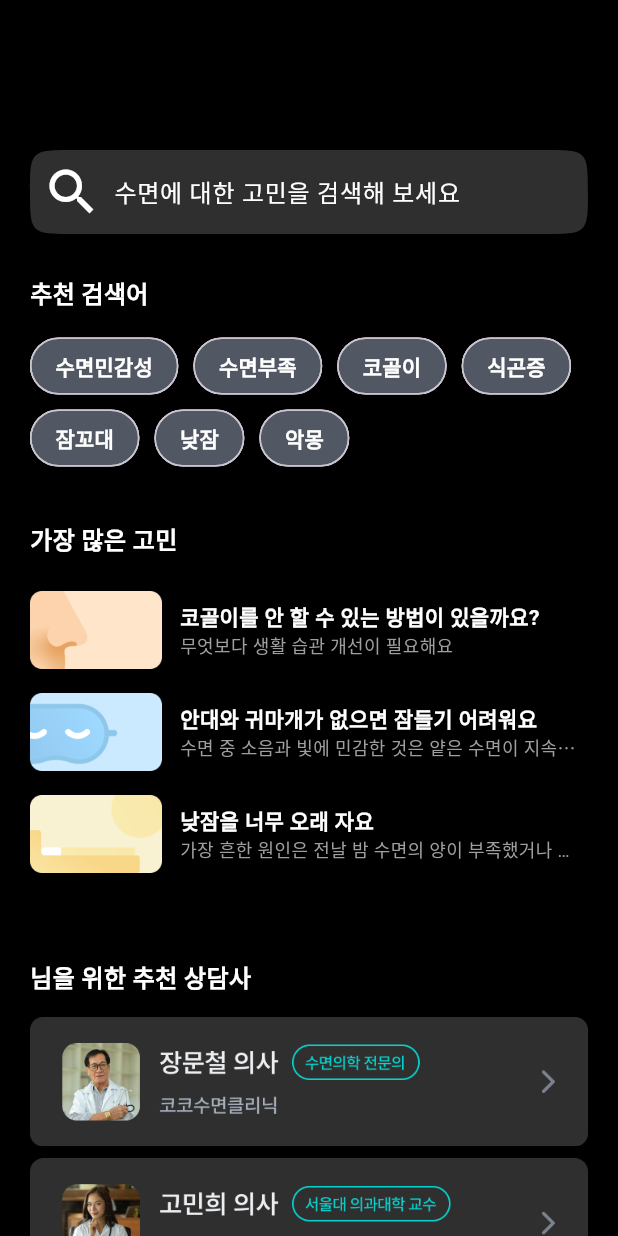
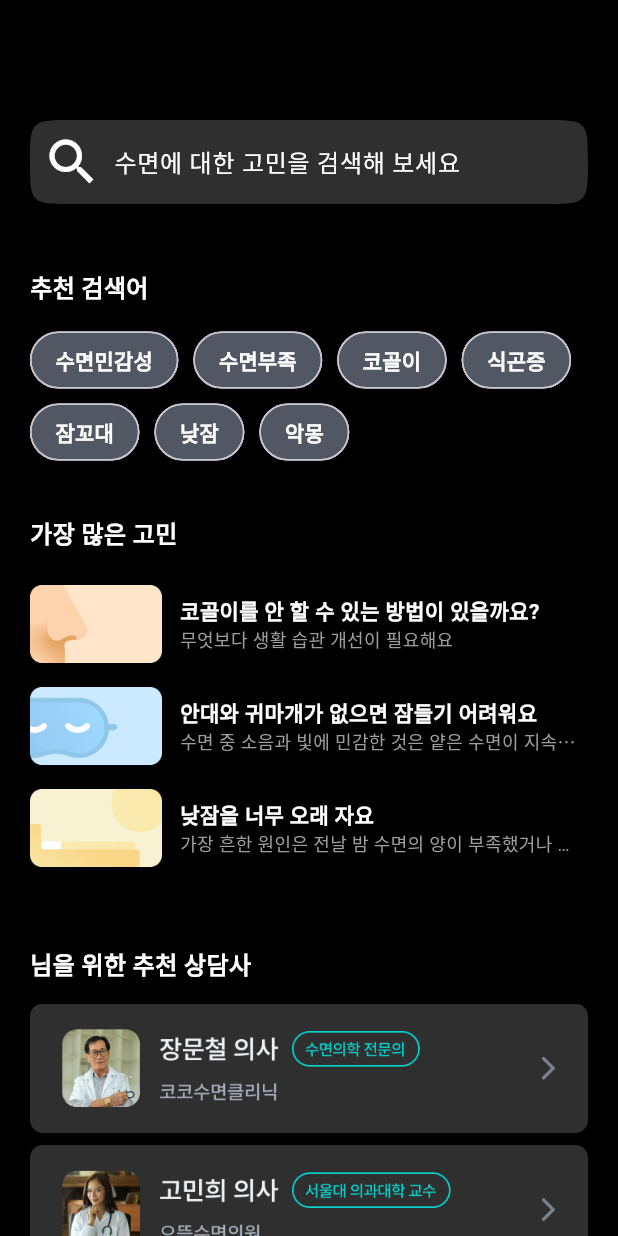
Before and after one commit to Like-lion-Planz/Planz-Front-End, a Flutter app: the Consulting screen opened directly, on a phone screen of 412 x 824 dp. Run offline on Flutter 3.47's test engine with Material 3 defaults, Android fonts, the phone set to English and light mode, and no system bars; our stand-ins replace carousel_slider.

Commit message:
고민상담 페이지 ui 구현

```diff
--- a/lib/main.dart
+++ b/lib/main.dart
@@ -1,5 +1,5 @@
 import 'package:flutter/material.dart';
-import 'package:planz/screen/consulting.dart';
+import 'package:planz/screen/concern/consulting.dart';
 import 'package:planz/screen/login.dart';
 import 'package:planz/screen/register/name_input.dart';
 import 'package:planz/screen/splash.dart';
@@ -30,8 +30,8 @@ Future<void> main() async {
         //       backgroundColor: backgroundColor,
         //     )
         // ),
-        home : SplashScreen(),
-   // home: Consulting(),
+        // home : SplashScreen(),
+   home: Consulting(),
     ),
   );
 }
--- a/lib/screen/consulting.dart
+++ b/lib/screen/concern/consulting.dart
@@ -2,13 +2,16 @@ import 'package:flutter/cupertino.dart';
 import 'package:flutter/material.dart';
 import 'package:planz/const/color.dart';
 import 'package:carousel_slider/carousel_slider.dart';
+import 'package:planz/screen/concern/snoring_info.dart';
 
 class Concern {
+  final String id;
   final String imagePath;
   final String title;
   final String label;
 
   Concern({
+    required this.id,
     required this.imagePath,
     required this.title,
     required this.label,
@@ -34,7 +37,7 @@ class _ConsultingState extends State<Consulting> {
       body: Stack(
         children: [
           Positioned(
-            top: 100,
+            top: 80,
             left: 20,
             right: 20,
             child: SearchBar(
@@ -57,7 +60,7 @@ class _ConsultingState extends State<Consulting> {
                 child: Column(
                   crossAxisAlignment: CrossAxisAlignment.stretch,
                   children: [
-                    SizedBox(height: 24,),
+                    SizedBox(height: 20,),
                     Text('추천 검색어',
                       style: TextStyle(color: Colors.white, fontSize: 16, fontWeight: FontWeight.bold),),
                     SizedBox(height: 12,),
@@ -78,7 +81,7 @@ class _ConsultingState extends State<Consulting> {
                     Text('가장 많은 고민', style: TextStyle(color: Colors.white, fontSize: 16, fontWeight: FontWeight.bold),),
                     SizedBox(height: 14,),
                     ConcernInfo(),
-                    SizedBox(height: 50,),
+                    SizedBox(height: 45,),
                     Text('님을 위한 추천 상담사', style: TextStyle(color: Colors.white, fontSize: 16, fontWeight: FontWeight.bold),),
                     SizedBox(height: 14,),
                     Image.asset('assets/images/doctor/doctor1.png'),
@@ -100,19 +103,25 @@ class _ConsultingState extends State<Consulting> {
 class ConcernInfo extends StatelessWidget {
 
   final List<Concern> concernInfo = [
-    Concern(imagePath: 'assets/images/concern/nose.png', title: '코골이를 안 할 수 있는 방법이 있을까요?', label: '무엇보다 생활 습관 개선이 필요해요'),
-    Concern(imagePath:'assets/images/concern/sleep.png', title: '안대와 귀마개가 없으면 잠들기 어려워요', label: '수면 중 소음과 빛에 민감한 것은 얕은 수면이 지속됨을 의미'),
-    Concern(imagePath: 'assets/images/concern/nap.png', title:'낮잠을 너무 오래 자요', label: '가장 흔한 원인은 전날 밤 수면의 양이 부족했거나 수면의 '),
-    // Concern(imagePath: 'assets/images/concern/nose.png', title: '코골이를 안 할 수 있는 방법이 있을까요?', label: '무엇보다 생활 습관 개선이 필요해요'),
-    // Concern(imagePath:'assets/images/concern/sleep.png', title: '안대와 귀마개가 없으면 잠들기 어려워요', label: '수면 중 소음과 빛에 민감한 것은 얕은 수면이 지속됨을 의미'),
-    // Concern(imagePath: 'assets/images/concern/nap.png', title:'낮잠을 너무 오래 자요', label: '가장 흔한 원인은 전날 밤 수면의 양이 부족했거나 수면의 '),
+    Concern(id: 'nose', imagePath: 'assets/images/concern/nose.png', title: '코골이를 안 할 수 있는 방법이 있을까요?', label: '무엇보다 생활 습관 개선이 필요해요'),
+    Concern(id: 'sleep', imagePath:'assets/images/concern/sleep.png', title: '안대와 귀마개가 없으면 잠들기 어려워요', label: '수면 중 소음과 빛에 민감한 것은 얕은 수면이 지속됨을 의미'),
+    Concern(id: 'nap', imagePath: 'assets/images/concern/nap.png', title:'낮잠을 너무 오래 자요', label: '가장 흔한 원인은 전날 밤 수면의 양이 부족했거나 수면의 '),
   ];
 
   @override
   Widget build(BuildContext context) {
-    CarouselController carouselController = CarouselController();
     return Column(
-      children: concernInfo.map((info) => Padding(
+      children: concernInfo.map((info) {
+        return GestureDetector(
+          onTap: () {
+            if (info.id == 'nose') {
+              Navigator.push(
+                context,
+                MaterialPageRoute(builder: (context) => SnoringInfoScreen()),
+              );
+            }
+          },
+          child: Padding(
             padding: const EdgeInsets.symmetric(vertical: 8.0),
             child: Row(
               children: [
@@ -122,18 +131,26 @@ class ConcernInfo extends StatelessWidget {
                   child: Column(
                     crossAxisAlignment: CrossAxisAlignment.start,
                     children: [
-                  Text(info.title,
+                      Text(
+                        info.title,
                         style: TextStyle(color: Colors.white, fontSize: 14, fontWeight: FontWeight.bold),
-                    overflow: TextOverflow.ellipsis, maxLines: 1,),
-                  Text(info.label,
+                        overflow: TextOverflow.ellipsis,
+                        maxLines: 1,
+                      ),
+                      Text(
+                        info.label,
                         style: TextStyle(color: Colors.grey, fontSize: 12),
-                    overflow: TextOverflow.ellipsis, maxLines: 1,),
+                        overflow: TextOverflow.ellipsis,
+                        maxLines: 1,
+                      ),
                     ],
                   ),
                 ),
               ],
             ),
-      )).toList(),
+          ),
+        );
+      }).toList(),
     );
   }
 }
```
Also changed, not shown: lib/screen/concern/snoring_info.dart (added, +56 -0 lines), assets/images/concern/link.png (added), assets/images/concern/noseInfo.png (added), assets/images/concern/share.png (added). Lines whose indentation alone changed are shown as unchanged.
